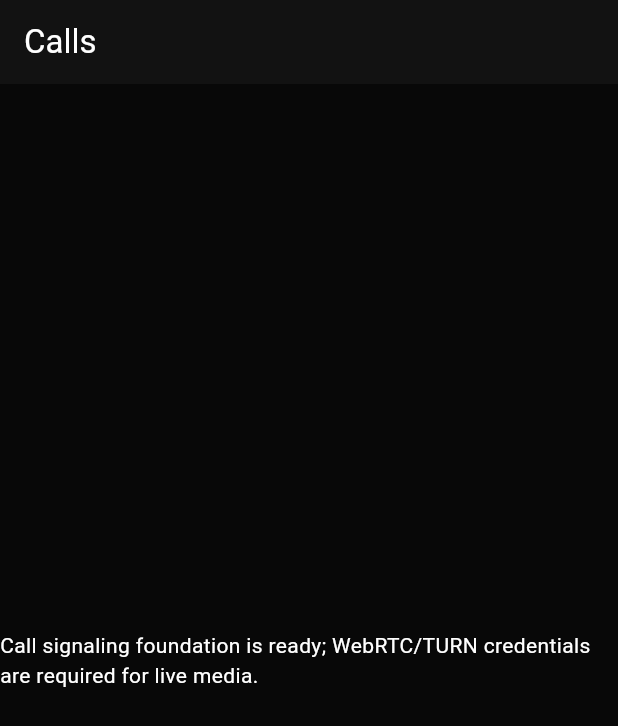
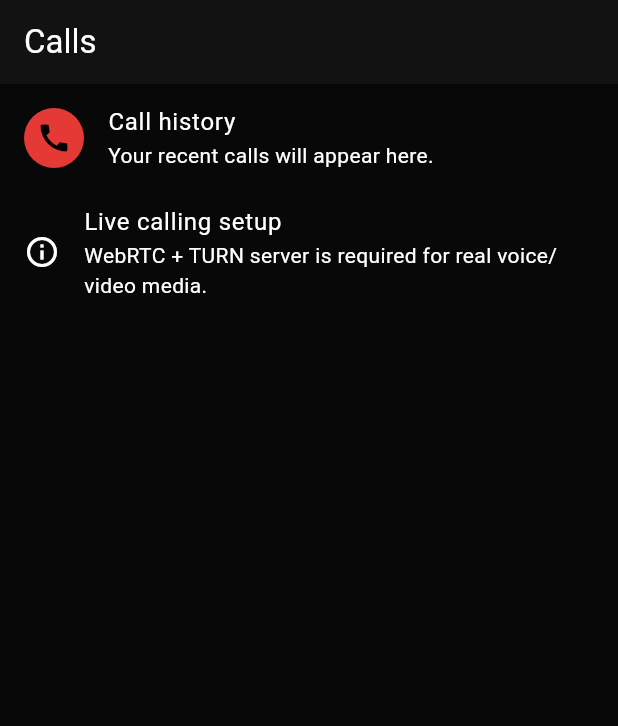
Before and after one commit to zeesanjsus-cmd/Privacy-what-sapp, a Flutter app: the Calls screen opened directly, on a phone screen of 412 x 824 dp. Shown: the top 726 px of the screen. Run offline on Flutter 3.47's test engine with Material 3 defaults, Android fonts, the phone set to English and light mode, and no system bars; our stand-ins replace firebase_core, firebase_messaging, flutter_secure_storage, image_picker; accounts and stored records are empty.

Commit message:
Improve calls tab and live calling status

```diff
--- a/mobile/lib/main.dart
+++ b/mobile/lib/main.dart
@@ -469,7 +469,10 @@ class Calls extends StatelessWidget {
   const Calls({super.key});
   @override Widget build(BuildContext context) => Scaffold(
     appBar: AppBar(title: const Text('Calls')),
-    body: const Center(child: Text('Call signaling foundation is ready; WebRTC/TURN credentials are required for live media.')),
+    body: ListView(children: const [
+      ListTile(leading: CircleAvatar(backgroundColor: red, child: Icon(Icons.call)), title: Text('Call history'), subtitle: Text('Your recent calls will appear here.')),
+      ListTile(leading: Icon(Icons.info_outline), title: Text('Live calling setup'), subtitle: Text('WebRTC + TURN server is required for real voice/video media.')),
+    ]),
   );
 }
 
```
